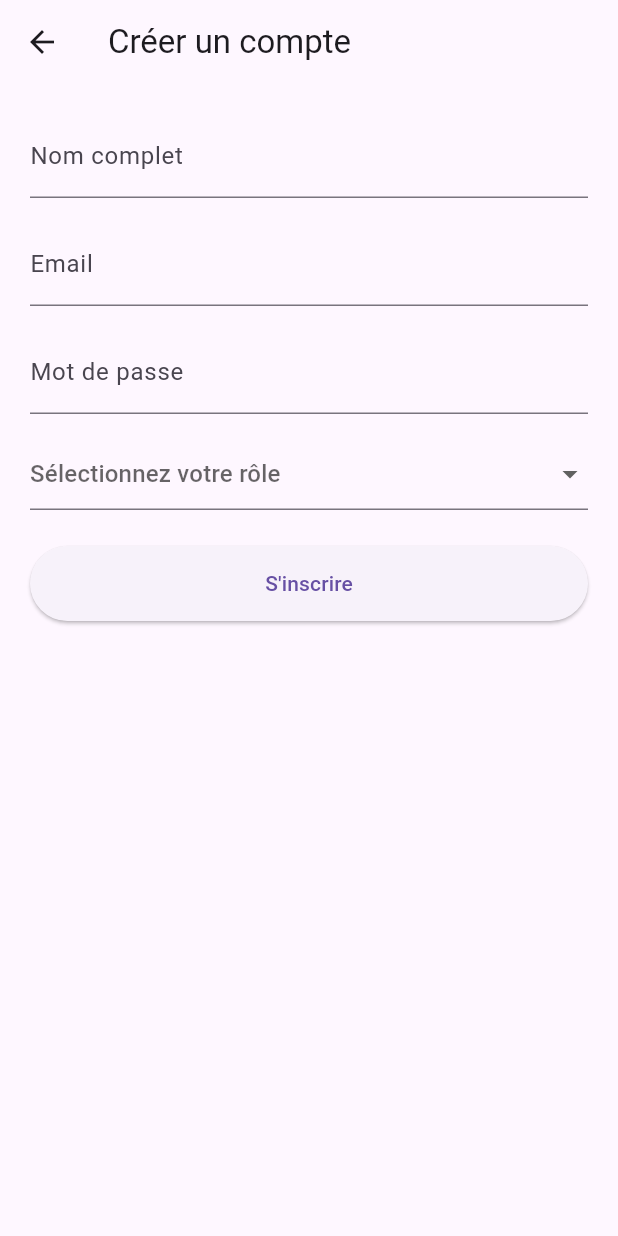
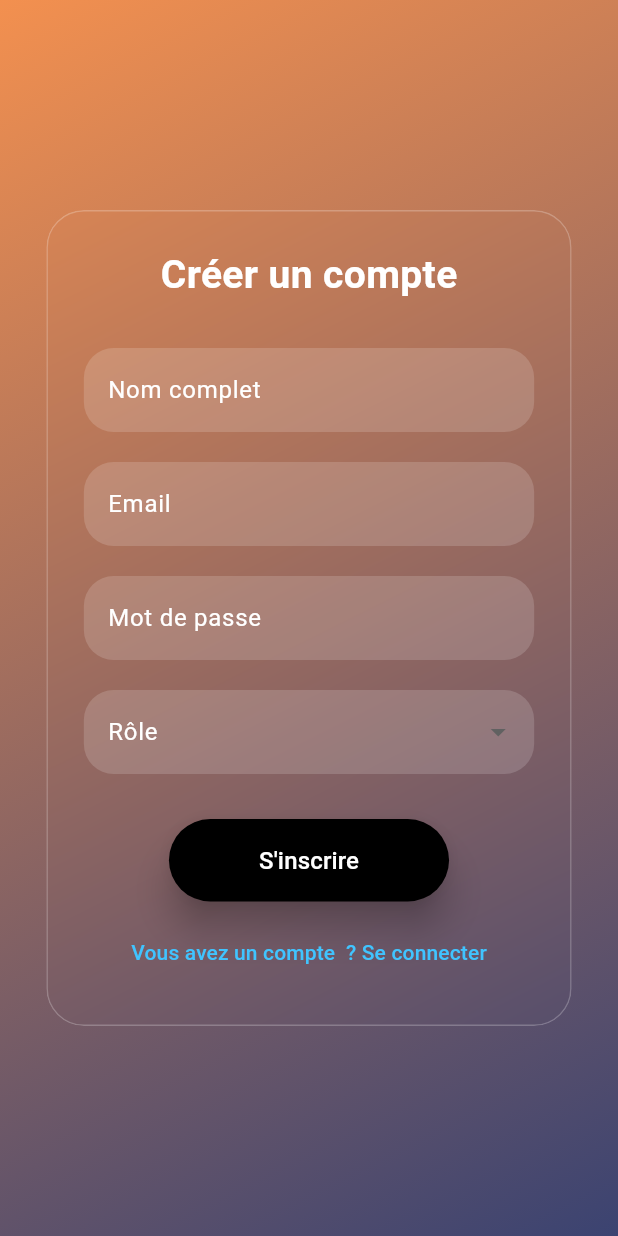
Before and after one commit to Fruc12/MyHomeServices, a Flutter app: the RegisterScreen screen opened by its route, on a phone screen of 412 x 824 dp. Run offline on Flutter 3.47's test engine with Material 3 defaults, Android fonts, the phone set to English and light mode, and no system bars.

Commit message:
Ameliorer interface de connexion

```diff
--- a/flutter_app/lib/main.dart
+++ b/flutter_app/lib/main.dart
@@ -1,5 +1,6 @@
 import 'package:flutter/material.dart';
 import 'screens/auth/login_screen.dart';
+import 'screens/auth/prestator_screen.dart';
 import 'screens/auth/register_screen.dart';
 
 void main() {
@@ -18,6 +19,7 @@ class MyApp extends StatelessWidget {
         '/login': (context) => const LoginScreen(),
         '/register': (context) => const RegisterScreen(),
         '/home': (context) => const MainScreen(),
+        '/prestator': (context) => const PrestatorScreen(),
       },
     );
   }
--- a/flutter_app/lib/screens/auth/register_screen.dart
+++ b/flutter_app/lib/screens/auth/register_screen.dart
@@ -1,176 +1,163 @@
+import 'dart:ui';
 import 'package:flutter/material.dart';
-import 'package:image_picker/image_picker.dart';
+import 'package:flutter_app/main.dart';
 
 class RegisterScreen extends StatefulWidget {
-  const RegisterScreen({Key? key}) : super(key: key); // Ajout du paramètre key
+  const RegisterScreen({super.key});
 
   @override
-  RegisterScreenState createState() => RegisterScreenState(); // Retrait du _ pour la classe publique
+  State<RegisterScreen> createState() => _RegisterScreenState();
 }
 
-class RegisterScreenState extends State<RegisterScreen> {
-  final _formKey = GlobalKey<FormState>();
-  final TextEditingController _nameController = TextEditingController();
-  final TextEditingController _emailController = TextEditingController();
-  final TextEditingController _passwordController = TextEditingController();
-  final TextEditingController _descriptionController = TextEditingController();
-  final TextEditingController _addressController = TextEditingController();
+class _RegisterScreenState extends State<RegisterScreen> {
+  String? selectedRole;
 
-  String? _selectedRole;
-  XFile? _certificateFile;
-  final List<String> _roles = ['customer', 'prestator', 'admin'];
-
-  final ImagePicker _picker = ImagePicker();
-
-  Future<void> _pickImage() async {
-    try {
-      final file = await _picker.pickImage(source: ImageSource.gallery);
-      if (file != null) {
-        setState(() {
-          _certificateFile = file;
-        });
-      }
-    } catch (e) {
-      ScaffoldMessenger.of(context).showSnackBar(
-        SnackBar(content: Text("Erreur lors de la sélection du fichier")),
-      );
-    }
-  }
+  final List<String> roles = ['Administrateur', 'Client', 'Prestataire'];
 
   @override
   Widget build(BuildContext context) {
     return Scaffold(
-      appBar: AppBar(title: const Text("Créer un compte")),
-      body: SingleChildScrollView(
-        padding: const EdgeInsets.all(20),
-        child: Form(
-          key: _formKey,
+      body: Stack(
+        children: [
+          // Dégradé de fond
+          Container(
+            decoration: const BoxDecoration(
+              gradient: LinearGradient(
+                colors: [Color(0xFFF3904F), Color(0xFF3B4371)],
+                begin: Alignment.topLeft,
+                end: Alignment.bottomRight,
+              ),
+            ),
+          ),
+          // Carte transparente avec effet blur
+          Center(
+            child: ClipRRect(
+              borderRadius: BorderRadius.circular(25.0),
+              child: BackdropFilter(
+                filter: ImageFilter.blur(sigmaX: 20, sigmaY: 20),
+                child: Container(
+                  width: MediaQuery.of(context).size.width * 0.85,
+                  padding: const EdgeInsets.all(24.0),
+                  decoration: BoxDecoration(
+                    color: const Color.fromARGB(0, 15, 0, 0),
+                    borderRadius: BorderRadius.circular(25.0),
+                    border: Border.all(
+                      color: const Color.fromARGB(60, 255, 255, 255),
+                    ),
+                  ),
                   child: Column(
+                    mainAxisSize: MainAxisSize.min,
                     children: [
-              TextFormField(
-                controller: _nameController,
-                decoration: const InputDecoration(labelText: "Nom complet"),
-                validator: (value) => value?.isEmpty ?? true ? "Champ obligatoire" : null,
+                      const Text(
+                        'Créer un compte',
+                        style: TextStyle(
+                          color: Colors.white,
+                          fontSize: 26,
+                          fontWeight: FontWeight.bold,
                         ),
-              const SizedBox(height: 16),
+                      ),
+                      const SizedBox(height: 30),
+                      _buildTextField('Nom complet'),
+                      const SizedBox(height: 20),
+                      _buildTextField('Email', keyboardType: TextInputType.emailAddress),
+                      const SizedBox(height: 20),
+                      _buildTextField('Mot de passe', obscureText: true),
+                      const SizedBox(height: 20),
 
-              TextFormField(
-                controller: _emailController,
-                decoration: const InputDecoration(labelText: "Email"),
-                keyboardType: TextInputType.emailAddress,
-                validator: (value) => value?.contains('@') ?? false ? null : "Email invalide",
-              ),
-              const SizedBox(height: 16),
-
-              TextFormField(
-                controller: _passwordController,
-                decoration: const InputDecoration(labelText: "Mot de passe"),
-                obscureText: true,
-                validator: (value) => (value?.length ?? 0) >= 6 ? null : "6 caractères minimum",
-              ),
-              const SizedBox(height: 16),
 
                       DropdownButtonFormField<String>(
-                value: _selectedRole,
-                hint: const Text("Sélectionnez votre rôle"),
-                items: _roles.map((role) {
+
+                        dropdownColor: const Color(0xFFFFFFFF).withAlpha((0.9 * 255).toInt()),
+
+                        value: selectedRole,
+                        style: const TextStyle(color: Colors.black),
+                        decoration: InputDecoration(
+                          labelText: 'Rôle',
+                          labelStyle: const TextStyle(color: Colors.white),
+                          filled: true,
+                          fillColor: const Color.fromARGB(40, 255, 255, 255),
+                          border: OutlineInputBorder(
+                            borderRadius: BorderRadius.circular(20),
+                            borderSide: BorderSide.none,
+                          ),
+                        ),
+                        items: roles.map((role) {
                           return DropdownMenuItem(
                             value: role,
-                    child: Text(
-                        role == 'prestator' ? 'Prestataire' :
-                        role == 'customer' ? 'Client' : 'Administrateur'
-                    ),
+                            child: Text(role),
                           );
                         }).toList(),
-                onChanged: (value) => setState(() => _selectedRole = value),
-                validator: (value) => value == null ? "Sélectionnez un rôle" : null,
+                        onChanged: (value) {
+                          setState(() {
+                            selectedRole = value;
+                          });
+                        },
                       ),
-              const SizedBox(height: 24),
 
-              if (_selectedRole == 'prestator') ...[
-                const Text("Informations prestataire",
-                    style: TextStyle(fontWeight: FontWeight.bold)),
-                const SizedBox(height: 16),
+                      const SizedBox(height: 30),
+                      ElevatedButton(
+                        onPressed: () {
+                          if (selectedRole == 'Prestataire') {
+                            Navigator.pushReplacementNamed(context, '/prestator');
+                          } else {
+                            Navigator.pushReplacement(
+                              context,
+                              MaterialPageRoute(builder: (context) => MainScreen()),
+                            );
+                          }
+                        },
+                        style: ElevatedButton.styleFrom(
+                          backgroundColor: Colors.black,
+                          padding: const EdgeInsets.symmetric(vertical: 16, horizontal: 60),
+                          shape: RoundedRectangleBorder(
+                            borderRadius: BorderRadius.circular(30),
+                          ),
+                          elevation: 10,
+                        ),
+                        child: const Text(
+                          "S'inscrire",
+                          style: TextStyle(fontSize: 16, color: Colors.white),
+                        ),
 
-                TextFormField(
-                  controller: _descriptionController,
-                  decoration: const InputDecoration(labelText: "Description"),
-                  maxLines: 3,
-                  validator: (value) => value?.isEmpty ?? true ? "Champ obligatoire" : null,
                       ),
-                const SizedBox(height: 16),
-
-                TextFormField(
-                  controller: _addressController,
-                  decoration: const InputDecoration(labelText: "Adresse"),
-                  validator: (value) => value?.isEmpty ?? true ? "Champ obligatoire" : null,
-                ),
-                const SizedBox(height: 16),
-
-                const Text("Certificat/Diplôme"),
-                const SizedBox(height: 8),
-                OutlinedButton(
-                  onPressed: _pickImage,
-                  child: Text(_certificateFile == null
-                      ? "Choisir un fichier"
-                      : "Fichier sélectionné"),
-                ),
-                if (_certificateFile != null)
-                  Padding(
-                    padding: const EdgeInsets.only(top: 8),
-                    child: Text(
-                      _certificateFile!.name,
-                      style: const TextStyle(fontSize: 12),
+                      const SizedBox(height: 10),
+                      TextButton(
+                        onPressed: () {
+                          Navigator.pushNamed(context, '/login');
+                        },
+                        child: const Text(
+                          "Vous avez un compte  ? Se connecter",
+                          style: TextStyle(color: Colors.lightBlueAccent),
                         ),
                       ),
-                const SizedBox(height: 16),
                     ],
 
-              ElevatedButton(
-                onPressed: _submitForm,
-                style: ElevatedButton.styleFrom(
-                  minimumSize: const Size(double.infinity, 50),
                   ),
-                child: const Text("S'inscrire"),
+                ),
+              ),
+            ),
           ),
         ],
       ),
+    );
+  }
+
+  Widget _buildTextField(String label,
+      {bool obscureText = false, TextInputType keyboardType = TextInputType.text}) {
+    return TextFormField(
+      obscureText: obscureText,
+      keyboardType: keyboardType,
+      style: const TextStyle(color: Colors.white),
+      decoration: InputDecoration(
+        labelText: label,
+        labelStyle: const TextStyle(color: Colors.white),
+        filled: true,
+        fillColor: const Color.fromARGB(40, 255, 255, 255),
+        border: OutlineInputBorder(
+          borderRadius: BorderRadius.circular(20),
+          borderSide: BorderSide.none,
         ),
       ),
     );
   }
-
-  void _submitForm() {
-    if (_formKey.currentState?.validate() ?? false) {
-      final userData = {
-        'name': _nameController.text,
-        'email': _emailController.text,
-        'password': _passwordController.text,
-        'role': _selectedRole,
-        if (_selectedRole == 'prestator') ...{
-          'description': _descriptionController.text,
-          'address': _addressController.text,
-          'certificate': _certificateFile?.path,
 }
-      };
-
-      // TODO: Implémenter la logique d'enregistrement
-      debugPrint(userData.toString());
-
-      // Navigator.pushReplacement(
-      //   context,
-      //   MaterialPageRoute(builder: (_) => HomeScreen()),
-      // );
-    }
-  }
-
-  @override
-  void dispose() {
-    _nameController.dispose();
-    _emailController.dispose();
-    _passwordController.dispose();
-    _descriptionController.dispose();
-    _addressController.dispose();
-    super.dispose();
-  }
-}
--- a/flutter_app/pubspec.yaml
+++ b/flutter_app/pubspec.yaml
@@ -34,7 +34,7 @@ dependencies:
   # The following adds the Cupertino Icons font to your application.
   # Use with the CupertinoIcons class for iOS style icons.
   cupertino_icons: ^1.0.8
-
+  google_fonts: ^5.1.0
 dev_dependencies:
   flutter_test:
     sdk: flutter
@@ -45,6 +45,7 @@ dev_dependencies:
   # package. See that file for information about deactivating specific lint
   # rules and activating additional ones.
   flutter_lints: ^5.0.0
+  google_fonts: ^5.1.0
 
 # For information on the generic Dart part of this file, see the
 # following page: https://dart.dev/tools/pub/pubspec
```
Also changed, not shown: flutter_app/lib/screens/auth/login_screen.dart (+69 -19 lines), flutter_app/lib/screens/auth/prestator_screen.dart (added, +131 -0 lines), flutter_app/pubspec.lock. Lines whose indentation alone changed are shown as unchanged.
